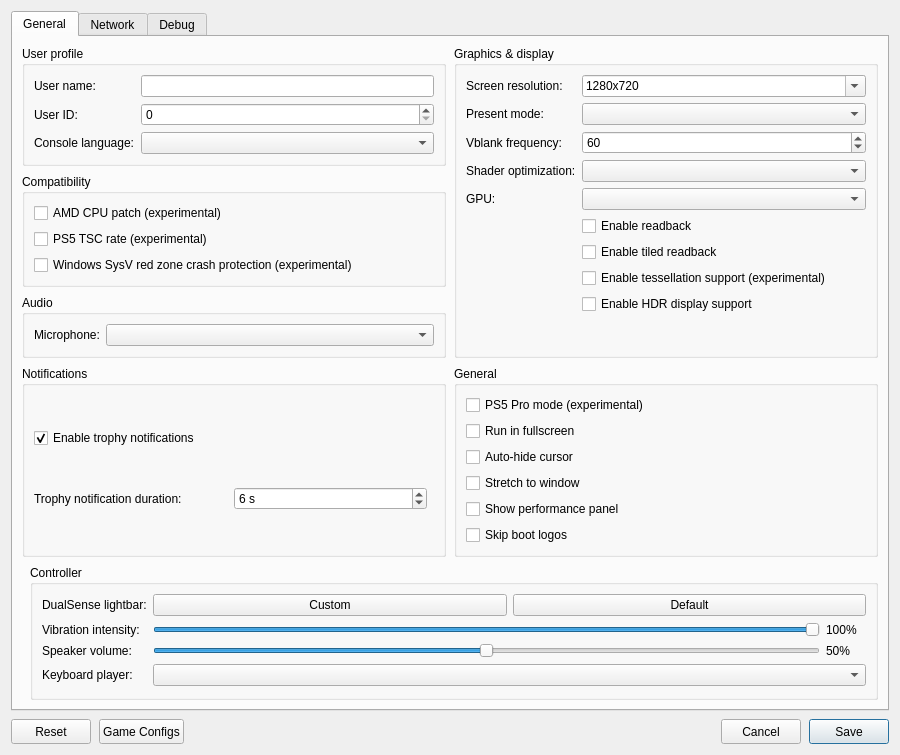
Qt form src/launcher/forms/configuration_edit_dialog.ui (gr33k/KytyPS5) before a commit.
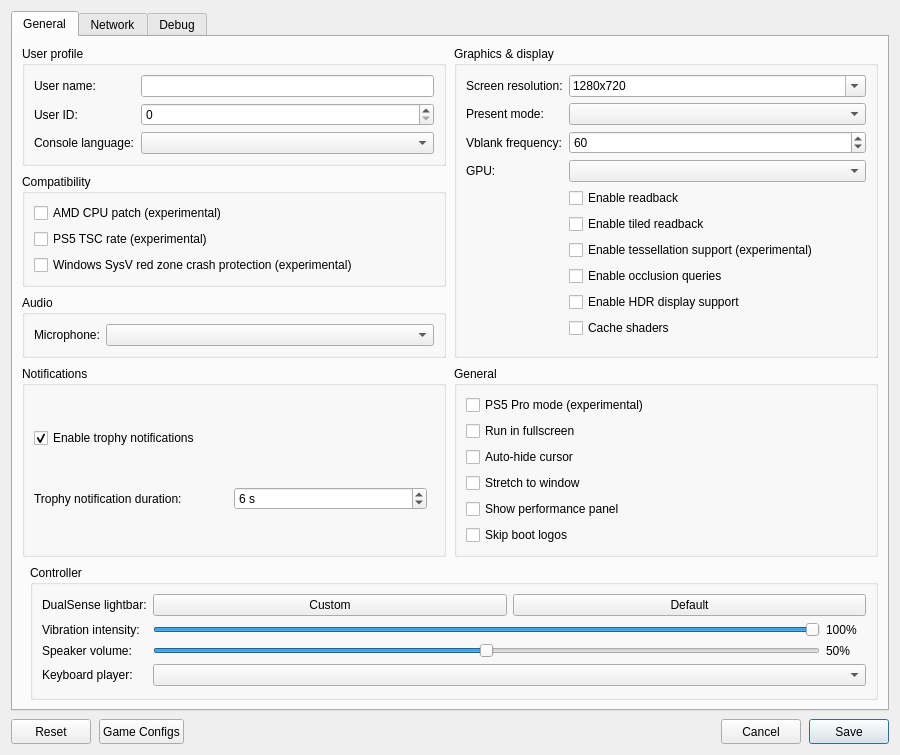
The same form after that commit. Custom widgets are drawn as their Qt base class.

```diff
--- a/src/launcher/forms/configuration_edit_dialog.ui
+++ b/src/launcher/forms/configuration_edit_dialog.ui
@@ -151,6 +151,7 @@
               <property name="value"><number>60</number></property>
              </widget>
             </item>
+            <!--
             <item row="3" column="0">
              <widget class="QLabel" name="label_shader_optimization">
               <property name="text"><string>Shader optimization:</string></property>
@@ -161,6 +162,7 @@
               <property name="toolTip"><string>Optimize shaders for code size or performance</string></property>
              </widget>
             </item>
+            -->
             <item row="4" column="0">
              <widget class="QLabel" name="label_gpu">
               <property name="text"><string>GPU:</string></property>
@@ -190,11 +192,23 @@
              </widget>
             </item>
             <item row="8" column="1">
+             <widget class="QCheckBox" name="checkBox_occlusion_queries">
+              <property name="toolTip"><string>Count the samples of occlusion queries on the GPU, so hidden lights and objects stay hidden. Costs some performance.</string></property>
+              <property name="text"><string>Enable occlusion queries</string></property>
+             </widget>
+            </item>
+            <item row="9" column="1">
              <widget class="QCheckBox" name="checkBox_hdr">
               <property name="toolTip"><string>Enable HDR10 output for supported games. Requires HDR enabled on the host display.</string></property>
               <property name="text"><string>Enable HDR display support</string></property>
              </widget>
             </item>
+            <item row="10" column="1">
+             <widget class="QCheckBox" name="checkBox_shader_cache">
+              <property name="toolTip"><string>Save compiled shaders and pipelines per game and load them at startup.</string></property>
+              <property name="text"><string>Cache shaders</string></property>
+             </widget>
+            </item>
            </layout>
           </widget>
          </item>
@@ -513,12 +527,6 @@
             <property name="clearButtonEnabled"><bool>true</bool></property>
            </widget>
           </item>
-         <item row="5" column="0" colspan="4">
-          <widget class="QCheckBox" name="checkBox_gpu_assisted_validation">
-           <property name="toolTip"><string>Bounds-check shader accesses on the GPU. Implies Vulkan validation; very slow</string></property>
-           <property name="text"><string>GPU-assisted validation (very slow)</string></property>
-          </widget>
-         </item>
          </layout>
         </widget>
        </item>
```
